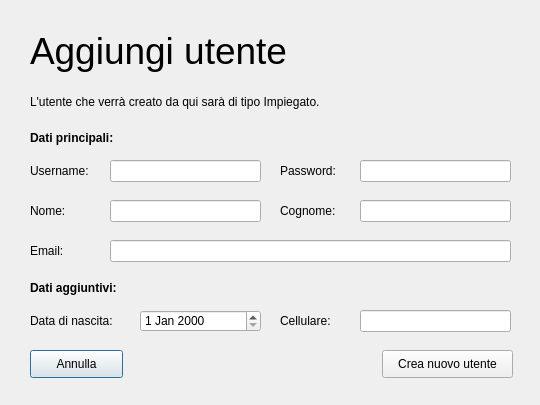
Old version of the form ui/aggiungi_utente.ui in the repository faffolao/Codice_Gestionale_Tipografia.
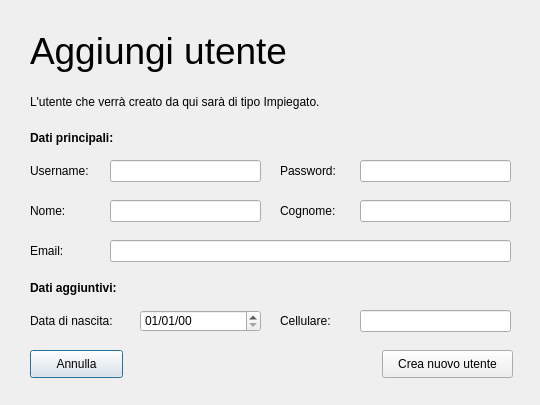
New version of the form.

Diff of the .ui file:
```diff
--- a/ui/aggiungi_utente.ui
+++ b/ui/aggiungi_utente.ui
@@ -228,6 +228,9 @@
      <height>22</height>
     </rect>
    </property>
+   <property name="displayFormat">
+    <string>dd/MM/yy</string>
+   </property>
   </widget>
   <widget class="QLabel" name="lbl_cell">
    <property name="geometry">
```
